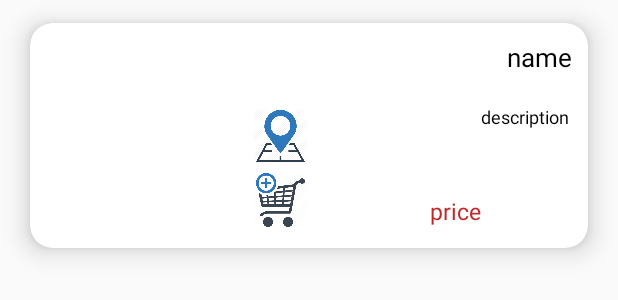
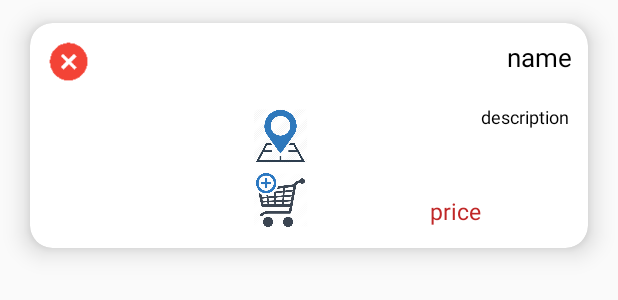
Before and after one commit to ParsIOT/Pokdis, an Android app: the layout item_of_listview.xml on its own in the app's theme, with its tools: preview values and no code run, on a phone screen of 412 x 824 dp. Shown: the top 300 px of the screen. Run offline under Robolectric (Android 15) with nearby library versions, the phone set to English and light mode, and no system bars.

Commit message:
delete item problem is resolved + add multiple items problem is solved

```diff
--- a/app/src/main/java/ir/parsiot/pokdis/Views/ItemContent.java
+++ b/app/src/main/java/ir/parsiot/pokdis/Views/ItemContent.java
@@ -39,14 +39,14 @@ public class ItemContent extends AppCompatActivity {
     TextView brand;
     ItemOfList item;
     boolean isCollapsed;
-    CartItems cartItems = new CartItems();
+    CartItems cartItems;
     Context context;
 
     @Override
     protected void onCreate(Bundle savedInstanceState) {
         super.onCreate(savedInstanceState);
         setContentView(R.layout.activity_item_content);
-
+        cartItems = new CartItems();
         context = getApplicationContext();
         name = findViewById(R.id.item_name);
         itemImage = findViewById(R.id.item_image);
@@ -79,7 +79,7 @@ public class ItemContent extends AppCompatActivity {
                 InputStream ims = this.getApplicationContext().getAssets().open(item.getImageName());
                 Drawable drw = Drawable.createFromStream(ims, null);
                 itemImage.setImageDrawable(drw);
-                findViewById(R.id.image_none_text).setVisibility(View.INVISIBLE);
+                findViewById(R.id.image_none_text).setVisibility(View.GONE);
             }
             catch(IOException ex) {
                 return;
--- a/app/src/main/java/ir/parsiot/pokdis/Views/SalesListActivity.java
+++ b/app/src/main/java/ir/parsiot/pokdis/Views/SalesListActivity.java
@@ -41,7 +41,7 @@ public class SalesListActivity extends AppCompatActivity {
     private void refreshDisplay() {
         items = new Items();
 //        adapter = new ItemAdapter(SalesListActivity.this,items.items,true);
-        adapter = new RvItemAdapter(SalesListActivity.this,items.items,true);
+        adapter = new RvItemAdapter(SalesListActivity.this,null,items.items,true, false);
         listItems.setAdapter(adapter);
     }
 
--- a/app/src/main/res/layout/item_of_listview.xml
+++ b/app/src/main/res/layout/item_of_listview.xml
@@ -33,15 +33,27 @@
                     android:layout_height="match_parent"
                     android:orientation="vertical"
                     >
+                <LinearLayout
+                    android:layout_width="match_parent"
+                    android:layout_height="match_parent"
+                    android:layout_weight="2">
+                    <ImageButton
+                        android:id="@+id/delete_btn"
+                        android:layout_width="30dp"
+                        android:layout_height="30dp"
+                        android:background="@drawable/delete" />
                     <TextView
                             android:layout_width="match_parent"
                             android:layout_height="match_parent"
                             android:id="@+id/nameOfItem"
                             android:text="name"
-                        android:layout_weight="2"
+                            android:layout_weight="1"
                             android:gravity="right"
                             android:textSize="17dp"
                             android:textColor="@android:color/black"/>
+
+
+                </LinearLayout>
 
                 <LinearLayout
                     android:layout_width="match_parent"
```
Also changed, not shown: app/src/main/java/ir/parsiot/pokdis/Items/CartItems.java (+14 -1 lines), app/src/main/java/ir/parsiot/pokdis/Items/CartItemsClient.java (added, +9 -0 lines), app/src/main/java/ir/parsiot/pokdis/Views/CartActivity.java (+16 -4 lines), app/src/main/java/ir/parsiot/pokdis/Views/RvItemAdapter.java (+64 -6 lines), app/src/main/res/drawable/delete.png (added). Lines whose indentation alone changed are shown as unchanged.
